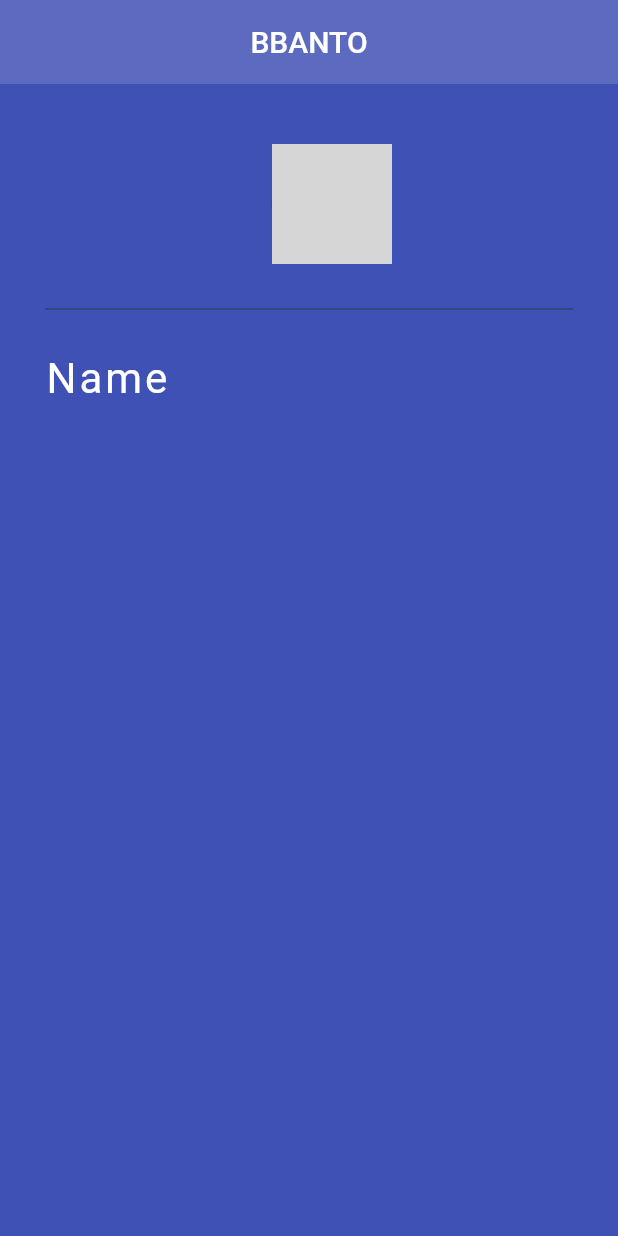
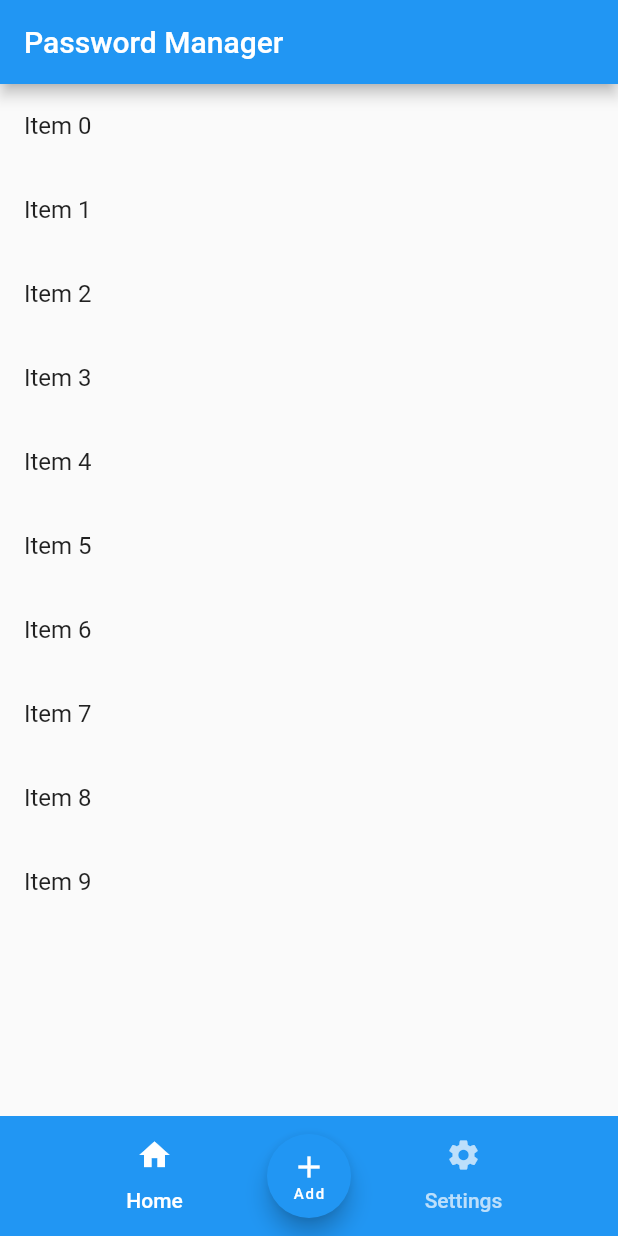
Before and after one commit to josungwoo/flutter_PasswordManager, a Flutter app: the screen it shows after launch, on a phone screen of 412 x 824 dp. Run offline on Flutter 3.47's test engine with Material 2 defaults, Android fonts, the phone set to English and light mode, and no system bars; our stand-ins replace shared_preferences; grey boxes are pictures that could not be loaded.

Commit message:
first commit

```diff
--- /dev/null
+++ b/lib/listview.dart
@@ -0,0 +1,22 @@
+import 'package:flutter/material.dart';
+
+class ListViewPage extends StatefulWidget {
+  const ListViewPage({super.key});
+
+  @override
+  State<ListViewPage> createState() => _ListViewPageState();
+}
+
+class _ListViewPageState extends State<ListViewPage> {
+  @override
+  Widget build(BuildContext context) {
+    return ListView.builder(
+      itemCount: 10,
+      itemBuilder: (context, index) {
+        return ListTile(
+          title: Text('Item $index'),
+        );
+      },
+    );
+  }
+}
--- a/lib/main.dart
+++ b/lib/main.dart
@@ -1,57 +1,65 @@
 import 'package:flutter/material.dart';
-import 'dart:convert';
+import 'listview.dart';
+import 'settingsview.dart';
+import 'package:shared_preferences/shared_preferences.dart';
 
-void main() {
-  runApp(MyApp());
+void main() => runApp(MyApp());
+
+class MyApp extends StatefulWidget {
+  const MyApp({super.key});
+
+  @override
+  State<MyApp> createState() => _MyAppState();
 }
 
-class MyApp extends StatelessWidget {
-  const MyApp({Key? key}) : super(key: key);
-
+class _MyAppState extends State<MyApp> {
   @override
   Widget build(BuildContext context) {
     return MaterialApp(
-      debugShowCheckedModeBanner: false,
-      title: "Character card", // 앱의 이름
-      theme: ThemeData(primarySwatch: Colors.indigo),
-      home: Grade(),
-    );
-  }
-}
-
-class Grade extends StatelessWidget {
-  const Grade({Key? key}) : super(key: key);
-
-  @override
-  Widget build(BuildContext context) {
-    return Scaffold(
-      backgroundColor: Colors.indigo[500],
-      appBar: AppBar(
-        title: Text("BBANTO"),
-        centerTitle: true,
-        backgroundColor: Colors.indigo[400],
-        elevation: 0,
-      ),
-      body: Padding(
-        padding: EdgeInsets.fromLTRB(30, 40, 0, 0),
-        child: Column(
-          crossAxisAlignment: CrossAxisAlignment.start,
-          children: [
-            const Center(
-              child: CircleAvatar(
-                backgroundImage: AssetImage('icon1.png'),
-                radius: 40,
+      home: DefaultTabController(
+        length: 2,
+        child: Scaffold(
+          appBar: AppBar(
+            title: Text('Password Manager'),
+          ),
+          // ignore: prefer_const_literals_to_create_immutables
+          body: TabBarView(children: [
+            ListViewPage(),
+            SettingsView(),
+          ]),
+          extendBodyBehindAppBar: true,
+          bottomNavigationBar: Stack(
+            alignment: Alignment.center,
+            children: [
+              Container(
+                child: Container(
+                  height: 80,
+                  color: Colors.blue,
+                  child: const TabBar(tabs: [
+                    Tab(icon: Icon(Icons.home), text: 'Home'),
+                    Tab(icon: Icon(Icons.settings), text: 'Settings'),
+                  ]),
+                ),
               ),
-            ),
-            Divider(
-              color: Colors.grey[850],
-              thickness: 0.5,
-              height: 60,
-              endIndent: 30, // 끝나는 구역에서 얼마나 떨어질지
-            ),
-            const Text("Name", style: TextStyle(color: Colors.white, fontSize: 28,letterSpacing: 2.0),),
-            const SizedBox(height: 30),
-          ],
+              Row(
+                mainAxisAlignment: MainAxisAlignment.center,
+                children: [
+                  SizedBox(
+                      child: FloatingActionButton(
+                    onPressed: () {},
+                    // ignore: sort_child_properties_last
+                    child: Column(mainAxisAlignment: MainAxisAlignment.center,
+                        // ignore: prefer_const_literals_to_create_immutables
+                        children: [
+                          Icon(Icons.add),
+                          Text('Add', style: TextStyle(fontSize: 10)),
+                        ]),
+                    backgroundColor: Colors.blue,
+                  )),
+                ],
+              )
+            ],
+          ),
         ),
       ),
     );
--- a/pubspec.yaml
+++ b/pubspec.yaml
@@ -34,11 +34,11 @@ dependencies:
 
 
 
-
   # The following adds the Cupertino Icons font to your application.
   # Use with the CupertinoIcons class for iOS style icons.
   cupertino_icons: ^1.0.2
   english_words: ^3.1.0
+  shared_preferences: ^2.0.15
 
 dev_dependencies:
   flutter_test:
```
Also changed, not shown: lib/settingsview.dart (added, +20 -0 lines), pubspec.lock, 11 other files.
